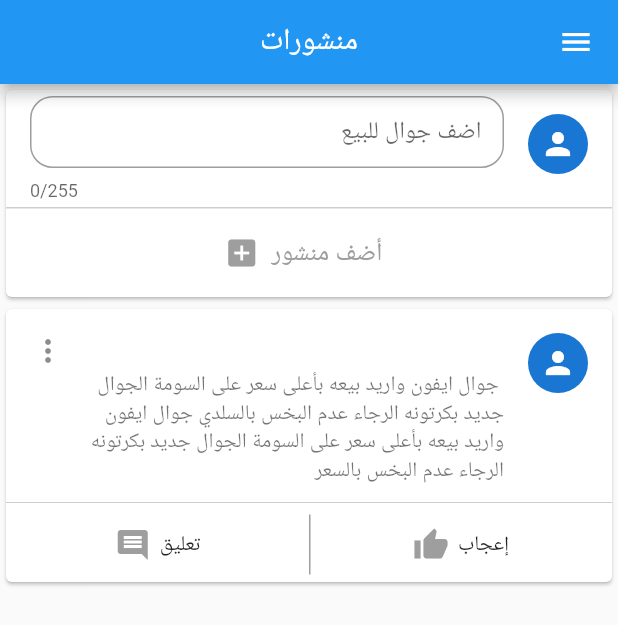
After one commit to Albkali/mobtech, a Flutter app: the Home screen opened by its route, in the side drawer, after a tap on "المنشورات", on a phone screen of 412 x 824 dp. The commit adds this screen. Shown: the top 625 px of the screen. Run offline on Flutter 3.47's test engine with Material 2 defaults, Android fonts, the phone set to English and light mode, and no system bars; our stand-ins replace carousel_pro_nullsafety, shared_preferences; accounts and stored records are empty; network calls fail.

Commit message:
SharedPreferences Data - UI post

```diff
--- a/lib/components/drawer.dart
+++ b/lib/components/drawer.dart
@@ -1,14 +1,43 @@
 import 'package:flutter/material.dart';
+import 'package:shared_preferences/shared_preferences.dart';
 
-class MyDrawer extends StatelessWidget {
+class MyDrawer extends StatefulWidget {
+  @override
+  State<MyDrawer> createState() => _MyDrawerState();
+}
+
+class _MyDrawerState extends State<MyDrawer> {
+  var username;
+  var email;
+  bool isSignIn = false;
+
+  getPrefSign() async {
+    SharedPreferences preferences = await SharedPreferences.getInstance();
+    username = preferences.getString("username");
+    email = preferences.getString("email");
+    if (username != null) {
+      setState(() {
+        username = preferences.getString("username");
+        email = preferences.getString("email");
+        isSignIn = true;
+      });
+    }
+  }
+
+  @override
+  void initState() {
+    getPrefSign();
+    super.initState();
+  }
+
   @override
   Widget build(BuildContext context) {
     return Drawer(
       child: ListView(
         children: [
           UserAccountsDrawerHeader(
-            accountName: Text("Yasser Albkali"),
-            accountEmail: Text("Yasser.Albkali@gmail.com"),
+            accountName: isSignIn ? Text(username) : Text(""),
+            accountEmail: isSignIn ? Text(email) : Text(""),
             currentAccountPicture: CircleAvatar(child: Icon(Icons.person)),
             decoration: BoxDecoration(
               color: Colors.red,
@@ -44,6 +73,20 @@ class MyDrawer extends StatelessWidget {
               Navigator.of(context).pushNamed('r_categories');
             },
           ),
+          isSignIn
+              ? ListTile(
+                  title: Text(
+                    "المنشورات",
+                    style: TextStyle(color: Colors.black, fontSize: 18),
+                  ),
+                  leading: Icon(Icons.category, color: Colors.blue, size: 25),
+                  onTap: () {
+                    Navigator.of(context).pushNamed('r_posts');
+                  },
+                )
+              : SizedBox(
+                  height: 0,
+                ),
           Divider(color: Colors.blue, height: 10, thickness: 0.1),
           ListTile(
             title: Text(
@@ -61,12 +104,30 @@ class MyDrawer extends StatelessWidget {
             leading: Icon(Icons.settings, color: Colors.blue, size: 25),
             onTap: () {},
           ),
-          ListTile(
+          isSignIn
+              ? ListTile(
+                  title: Text(
+                    "تسجيل الخروج",
+                    style: TextStyle(color: Colors.black, fontSize: 18),
+                  ),
+                  leading:
+                      Icon(Icons.login_outlined, color: Colors.blue, size: 25),
+                  onTap: () async {
+                    SharedPreferences preferences =
+                        await SharedPreferences.getInstance();
+                    preferences.remove("username");
+                    preferences.remove("email");
+                    preferences.remove("password");
+                    Navigator.of(context).pushNamed("r_login");
+                  },
+                )
+              : ListTile(
                   title: Text(
                     "تسجيل دخول",
                     style: TextStyle(color: Colors.black, fontSize: 18),
                   ),
-            leading: Icon(Icons.login_outlined, color: Colors.blue, size: 25),
+                  leading:
+                      Icon(Icons.login_outlined, color: Colors.blue, size: 25),
                   onTap: () {
                     Navigator.of(context).pushNamed("r_login");
                   },
--- a/lib/main.dart
+++ b/lib/main.dart
@@ -7,6 +7,7 @@ import 'package:mobtech/test.dart';
 
 import 'choosecountry.dart';
 import 'pages/login.dart';
+import 'pages/posts.dart';
 
 void main() => runApp(MyApp());
 
@@ -36,6 +37,9 @@ class MyApp extends StatelessWidget {
         'r_login': (context) {
           return LogIn();
         },
+        'r_posts': (context) {
+          return Posts();
+        },
       },
     );
   }
--- /dev/null
+++ b/lib/pages/posts.dart
@@ -0,0 +1,188 @@
+import 'package:flutter/material.dart';
+import 'package:mobtech/components/drawer.dart';
+import 'package:shared_preferences/shared_preferences.dart';
+
+class Posts extends StatefulWidget {
+  Posts({Key? key}) : super(key: key);
+
+  @override
+  _PostsState createState() => _PostsState();
+}
+
+class _PostsState extends State<Posts> {
+  var username;
+  var email;
+  getPrefSign() async {
+    SharedPreferences preferences = await SharedPreferences.getInstance();
+
+    setState(() {
+      username = preferences.getString("username");
+      email = preferences.getString("email");
+    });
+  }
+
+  @override
+  void initState() {
+    getPrefSign();
+    super.initState();
+  }
+
+  @override
+  Widget build(BuildContext context) {
+    return Directionality(
+      textDirection: TextDirection.rtl,
+      child: Scaffold(
+        appBar: AppBar(
+          title: Text("منشورات"),
+          centerTitle: true,
+        ),
+        drawer: MyDrawer(),
+        body: ListView(
+          children: [
+            Card(
+              child: Column(
+                children: [
+                  ListTile(
+                    leading: CircleAvatar(
+                      child: Icon(Icons.person),
+                    ),
+                    title: TextFormField(
+                      maxLines: 10,
+                      minLines: 1,
+                      maxLength: 255,
+                      decoration: InputDecoration(
+                        contentPadding: EdgeInsets.only(right: 15),
+                        hintText: "اضف جوال للبيع",
+                        border: OutlineInputBorder(
+                          borderSide: BorderSide(color: Colors.grey),
+                          borderRadius: BorderRadius.circular(15),
+                        ),
+                      ),
+                    ),
+                  ),
+                  Row(
+                    children: [
+                      Expanded(
+                        child: InkWell(
+                          onTap: () {},
+                          child: Container(
+                            decoration: BoxDecoration(
+                              border: Border(
+                                top: BorderSide(
+                                  color: Colors.grey.withOpacity(0.5),
+                                ),
+                              ),
+                            ),
+                            padding: EdgeInsets.all(10),
+                            child: Row(
+                              mainAxisAlignment: MainAxisAlignment.center,
+                              children: [
+                                Padding(
+                                  padding: const EdgeInsets.all(8.0),
+                                  child: Text(
+                                    "أضف منشور",
+                                    textAlign: TextAlign.center,
+                                    style: TextStyle(
+                                        color: Colors.grey, fontSize: 17),
+                                  ),
+                                ),
+                                Icon(
+                                  Icons.add_box,
+                                  color: Colors.grey,
+                                ),
+                              ],
+                            ),
+                          ),
+                        ),
+                      ),
+                    ],
+                  ),
+                ],
+              ),
+            ),
+            Card(
+              child: Column(
+                children: [
+                  ListTile(
+                    leading: CircleAvatar(
+                      child: Icon(Icons.person),
+                    ),
+                    title: Container(
+                      padding: EdgeInsets.only(top: 10, bottom: 8),
+                      child: Text(username),
+                    ),
+                    trailing: Icon(Icons.more_vert),
+                    // isThreeLine: true,
+                    subtitle: Text(
+                      " جوال ايفون واريد بيعه بأعلى سعر على السومة الجوال جديد بكرتونه الرجاء عدم البخس بالسلدي جوال ايفون واريد بيعه بأعلى سعر على السومة الجوال جديد بكرتونه الرجاء عدم البخس بالسعر ",
+                      style: TextStyle(
+                        fontSize: 14,
+                      ),
+                    ),
+                  ),
+                  Divider(
+                    color: Colors.grey.withOpacity(0.5),
+                  ),
+                  Row(
+                    children: [
+                      Expanded(
+                        child: Container(
+                          padding: const EdgeInsets.only(top: 5, bottom: 5),
+                          decoration: BoxDecoration(
+                            border: Border(
+                              left: BorderSide(color: Colors.grey),
+                            ),
+                          ),
+                          child: Row(
+                            mainAxisAlignment: MainAxisAlignment.center,
+                            children: [
+                              Padding(
+                                padding: const EdgeInsets.all(3.0),
+                                child: Text(
+                                  "إعجاب",
+                                  textAlign: TextAlign.center,
+                                ),
+                              ),
+                              Padding(
+                                padding: const EdgeInsets.all(3.0),
+                                child: Icon(Icons.thumb_up, color: Colors.grey),
+                              ),
+                            ],
+                          ),
+                        ),
+                      ),
+                      Expanded(
+                        child: Padding(
+                          padding: const EdgeInsets.only(top: 5, bottom: 5),
+                          child: Row(
+                            mainAxisAlignment: MainAxisAlignment.center,
+                            children: [
+                              Padding(
+                                padding: const EdgeInsets.all(3.0),
+                                child: Text(
+                                  "تعليق",
+                                  textAlign: TextAlign.center,
+                                ),
+                              ),
+                              Padding(
+                                padding: const EdgeInsets.all(3.0),
+                                child: Icon(Icons.comment, color: Colors.grey),
+                              ),
+                            ],
+                          ),
+                        ),
+                      ),
+                    ],
+                  ),
+                  Padding(
+                    padding: EdgeInsets.only(top: 5),
+                  ),
+                ],
+              ),
+            ),
+          ],
+        ),
+      ),
+    );
+  }
+}
```
Also changed, not shown: lib/pages/login.dart (+47 -38 lines). Lines whose indentation alone changed are shown as unchanged.
